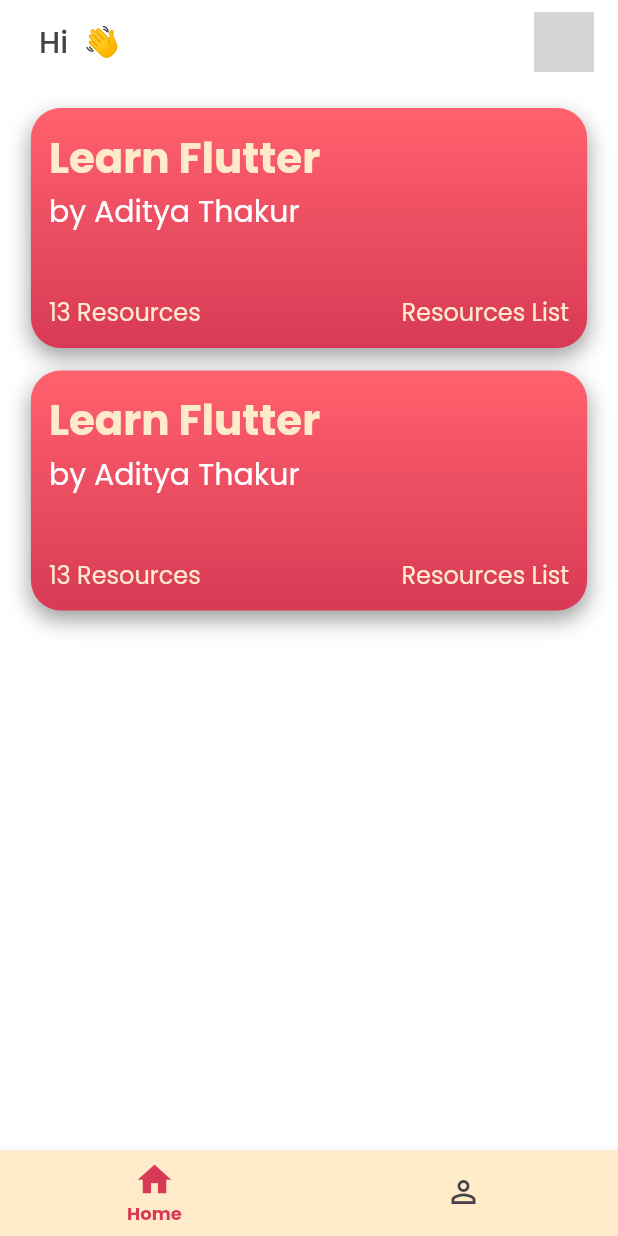
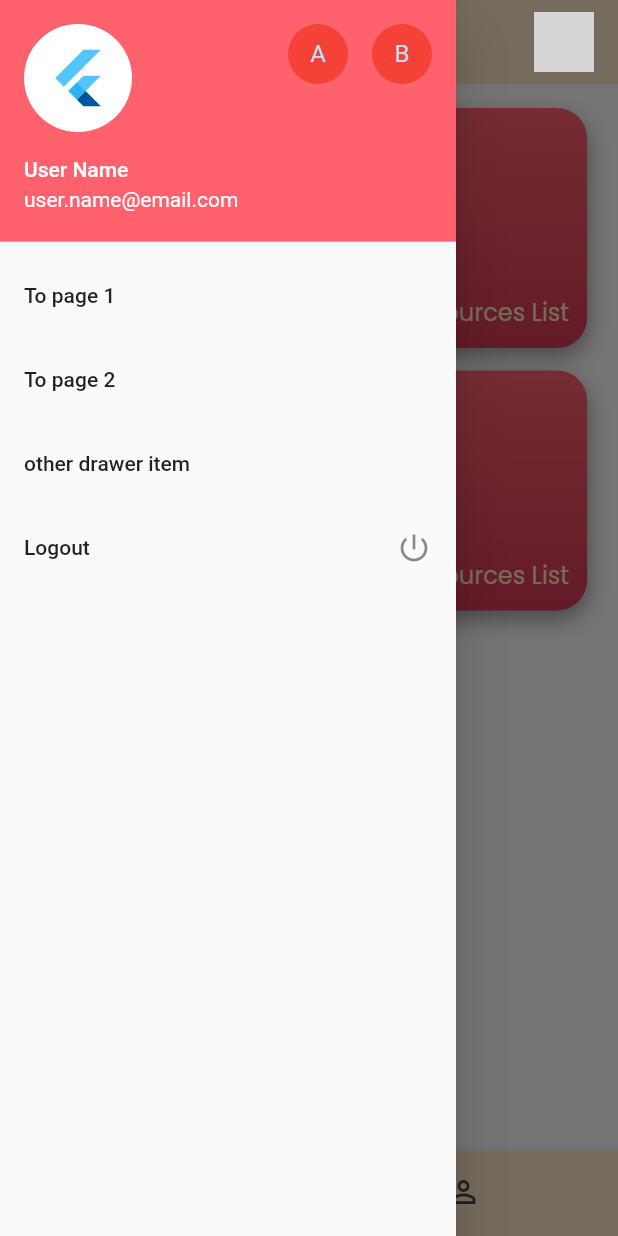
Before and after one commit to adityathakurxd/university, a Flutter app: the screen it shows once a user with an empty profile is signed in, with the side drawer open (before the commit the screen has no drawer), on a phone screen of 412 x 824 dp. Run offline on Flutter 3.47's test engine with Material 2 defaults, Android fonts, the phone set to English and light mode, and no system bars; our stand-ins replace cloud_firestore, firebase_auth, firebase_core, flutter_svg, flutter_swiper_null_safety, google_fonts and 1 more; accounts and stored records are empty; network calls fail; grey boxes are pictures that could not be loaded.

Commit message:
UI_design_forDrawer

```diff
--- a/lib/main.dart
+++ b/lib/main.dart
@@ -14,6 +14,7 @@
 
   @override
   Widget build(BuildContext context) {
+
     return FutureBuilder(
       future: Firebase.initializeApp(),
       builder: (context, snapshot) {
--- a/lib/screens/bottom_navigation.dart
+++ b/lib/screens/bottom_navigation.dart
@@ -28,11 +28,52 @@
 
   @override
   Widget build(BuildContext context) {
+    const drawerHeader = UserAccountsDrawerHeader(
+      decoration: BoxDecoration(color: const Color(0xFFFF616D)),
+      accountName: Text('User Name'),
+      accountEmail: Text('user.name@email.com'),
+      currentAccountPicture: CircleAvatar(
+        backgroundColor: Colors.white,
+        child: FlutterLogo(size: 42.0),
+      ),
+      otherAccountsPictures: <Widget>[
+        CircleAvatar(
+          backgroundColor: Colors.red,
+          child: Text('A'),
+        ),
+        CircleAvatar(
+          backgroundColor: Colors.red,
+          child: Text('B'),
+        )
+      ],
+    );
+    final drawerItems = ListView(
+      children: <Widget>[
+        drawerHeader,
+        ListTile(
+          title: const Text('To page 1'),
+          onTap: () => NullThrownError(),
+        ),
+        ListTile(
+          title: const Text('To page 2'),
+          onTap: () => NullThrownError(),
+        ),
+        ListTile(
+          title: const Text('other drawer item'),
+          onTap: () {},
+        ),
+        ListTile(
+          title: Text("Logout"),
+          trailing: Icon(Icons.power_settings_new),
+          onTap: () {},
+        ),
+      ],
+    );
     final userData = Provider.of<UserData>(context, listen: false);
     return Scaffold(
       appBar: AppBar(
         elevation: 0,
-        backgroundColor: kWhite,
+        backgroundColor: kPrimaryColor,
         title: SizedBox(
           width: MediaQuery.of(context).size.width,
           height: 70,
@@ -65,6 +106,9 @@
       body: Center(
         child: _widgetOptions.elementAt(_selectedIndex),
       ),
+        drawer: Drawer(
+          child: drawerItems,
+        ),
       bottomNavigationBar: BottomNavigationBar(
         items: const <BottomNavigationBarItem>[
           BottomNavigationBarItem(
--- a/lib/screens/home/home_screen.dart
+++ b/lib/screens/home/home_screen.dart
@@ -11,9 +11,9 @@
       backgroundColor: kWhite,
       body: ListView(
         padding: const EdgeInsets.all(16),
-        children: [
+        children: const [
           CustomContainers(),
-         const SizedBox(height: 15,),
+         SizedBox(height: 15,),
           CustomContainers(),
         ],
       ),
--- a/lib/screens/mentor/widgets/mentor_preview_widget.dart
+++ b/lib/screens/mentor/widgets/mentor_preview_widget.dart
@@ -9,6 +9,8 @@
 
 class _MentorWidgetState extends State<MentorWidget> {
   int _index = 1;
+
+
   @override
   Widget build(BuildContext context) {
     return Align(
@@ -70,7 +72,7 @@
                         child: Row(
                           mainAxisAlignment: MainAxisAlignment.center,
                           children: const [
-                            Icon(Icons.touch_app),
+                            Icon(Icons.touch_app,),
                             Text('View'),
                           ],
                         ),
--- a/lib/screens/pathway/pathway_screen.dart
+++ b/lib/screens/pathway/pathway_screen.dart
@@ -71,6 +71,7 @@
                 )
               ]);
           }),
+
     );
   }
 
```
Also changed, not shown: pubspec.lock.
